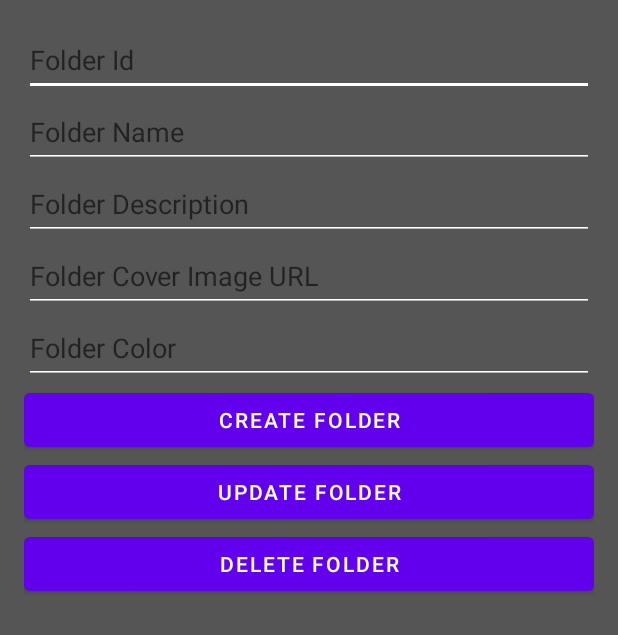
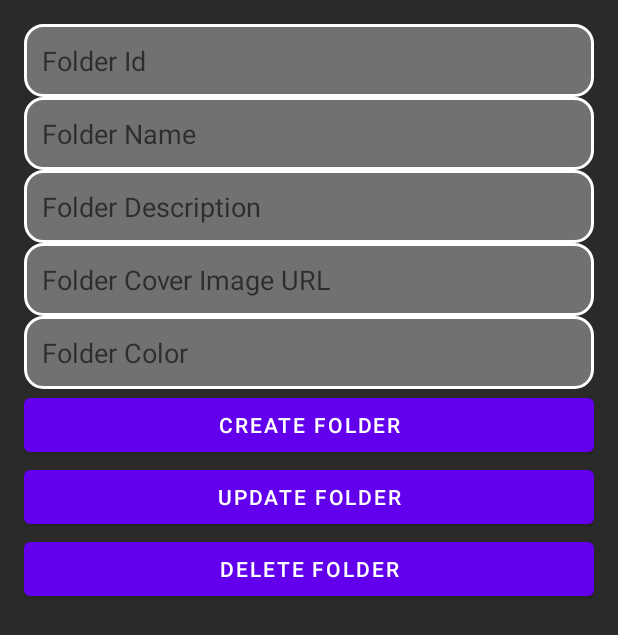
Before and after one commit to alvarotorrestx/heroic_organizer, an Android app: the layout fragment_library_create.xml on its own in the app's theme, with its tools: preview values and no code run, on a phone screen of 412 x 824 dp. Shown: the top 635 px of the screen. Run offline under Robolectric (Android 15) with nearby library versions, the phone set to English and light mode, and no system bars.

Commit message:
minor visibility adjustments

```diff
--- a/app/src/main/res/layout/fragment_home.xml
+++ b/app/src/main/res/layout/fragment_home.xml
@@ -20,5 +20,5 @@
             app:layout_constraintEnd_toEndOf="parent"
             app:layout_constraintStart_toStartOf="parent"
             app:layout_constraintTop_toTopOf="parent"
-            app:layout_constraintBottom_toBottomOf="parent"/>
+            app:layout_constraintBottom_toBottomOf="parent" android:textColor="#FFFFFF"/>
 </androidx.constraintlayout.widget.ConstraintLayout>
--- a/app/src/main/res/layout/fragment_library.xml
+++ b/app/src/main/res/layout/fragment_library.xml
@@ -3,9 +3,9 @@
              android:id="@+id/library_fragment_container"
              android:layout_width="match_parent"
              android:layout_height="match_parent"
-             android:background="#555555"  android:padding="16dp">
+             android:background="#2A2A2A" android:paddingTop="16dp">
 
     <include
-            layout="@layout/fragment_library_testing" />
+            layout="@layout/fragment_library_testing"/>
 
 </FrameLayout>
--- a/app/src/main/res/layout/fragment_library_create.xml
+++ b/app/src/main/res/layout/fragment_library_create.xml
@@ -4,7 +4,7 @@
               android:layout_height="match_parent"
               android:padding="16dp"
               android:orientation="vertical"
-              android:background="#555555">
+              android:background="#2A2A2A">
 
     <EditText
             android:id="@+id/folderId"
@@ -14,7 +14,7 @@
             android:backgroundTint="@color/white"
             android:textColor="@color/white"
             android:minHeight="48dp"
-    />
+            android:background="@drawable/field_bg" android:padding="12dp"/>
     <EditText
             android:id="@+id/folderName"
             android:layout_width="match_parent"
@@ -23,7 +23,7 @@
             android:backgroundTint="@color/white"
             android:textColor="@color/white"
             android:minHeight="48dp"
-    />
+            android:background="@drawable/field_bg" android:padding="12dp"/>
     <EditText
             android:id="@+id/folderDescription"
             android:layout_width="match_parent"
@@ -32,7 +32,7 @@
             android:backgroundTint="@color/white"
             android:textColor="@color/white"
             android:minHeight="48dp"
-    />
+            android:background="@drawable/field_bg" android:padding="12dp"/>
     <EditText
             android:id="@+id/folderCoverImg"
             android:layout_width="match_parent"
@@ -41,7 +41,7 @@
             android:backgroundTint="@color/white"
             android:textColor="@color/white"
             android:minHeight="48dp"
-    />
+            android:background="@drawable/field_bg" android:padding="12dp"/>
     <EditText
             android:id="@+id/folderColorTag"
             android:layout_width="match_parent"
@@ -50,7 +50,7 @@
             android:backgroundTint="@color/white"
             android:textColor="@color/white"
             android:minHeight="48dp"
-    />
+            android:background="@drawable/field_bg" android:padding="12dp"/>
 
     <Button
             android:id="@+id/newFolder"
--- a/app/src/main/res/layout/fragment_library_testing.xml
+++ b/app/src/main/res/layout/fragment_library_testing.xml
@@ -3,7 +3,7 @@
         android:id="@+id/library_testing_content"
         android:layout_width="match_parent"
         android:layout_height="match_parent"
-        android:background="#555555"
+        android:background="#2A2A2A"
         android:padding="16dp">
 
     <!-- Folder container wrapper -->
--- a/app/src/main/res/layout/fragment_locator.xml
+++ b/app/src/main/res/layout/fragment_locator.xml
@@ -2,7 +2,7 @@
 <FrameLayout xmlns:android="http://schemas.android.com/apk/res/android"
              android:layout_width="match_parent"
              android:layout_height="match_parent"
-             android:background="#fff">
+             android:background="#2A2A2A">
 
     <TextView
             android:layout_width="wrap_content"
@@ -10,6 +10,6 @@
             android:text="Store Locator"
             android:layout_gravity="center"
             android:textSize="18sp"
-            android:textColor="#000" />
+            android:textColor="#fff" />
 
 </FrameLayout>
--- a/app/src/main/res/layout/fragment_scan.xml
+++ b/app/src/main/res/layout/fragment_scan.xml
@@ -2,7 +2,7 @@
 <FrameLayout xmlns:android="http://schemas.android.com/apk/res/android"
              android:layout_width="match_parent"
              android:layout_height="match_parent"
-             android:background="#fff">
+             android:background="#2A2A2A">
 
     <TextView
             android:layout_width="wrap_content"
@@ -10,6 +10,6 @@
             android:text="Scan Comic Cover"
             android:layout_gravity="center"
             android:textSize="18sp"
-            android:textColor="#000" />
+            android:textColor="#fff"/>
 
 </FrameLayout>
--- a/app/src/main/res/layout/fragment_search.xml
+++ b/app/src/main/res/layout/fragment_search.xml
@@ -2,7 +2,7 @@
 <ScrollView xmlns:android="http://schemas.android.com/apk/res/android"
             android:layout_width="match_parent"
             android:layout_height="match_parent"
-            android:padding="16dp">
+            android:padding="16dp" android:background="#2A2A2A">
 
     <LinearLayout
             android:orientation="vertical"
@@ -17,7 +17,7 @@
                 android:backgroundTint="@color/white"
                 android:textColor="@color/white"
                 android:minHeight="48dp"
-        />
+                android:background="@drawable/field_bg" android:padding="12dp"/>
 
         <Button
                 android:id="@+id/searchComics"
--- a/app/src/main/res/layout/fragment_wishlist.xml
+++ b/app/src/main/res/layout/fragment_wishlist.xml
@@ -2,7 +2,7 @@
 <FrameLayout xmlns:android="http://schemas.android.com/apk/res/android"
              android:layout_width="match_parent"
              android:layout_height="match_parent"
-             android:background="#fff">
+             android:background="#2A2A2A">
 
     <TextView
             android:layout_width="wrap_content"
@@ -10,6 +10,6 @@
             android:text="Wishlist"
             android:layout_gravity="center"
             android:textSize="18sp"
-            android:textColor="#000" />
+            android:textColor="#fff" />
 
 </FrameLayout>
```
